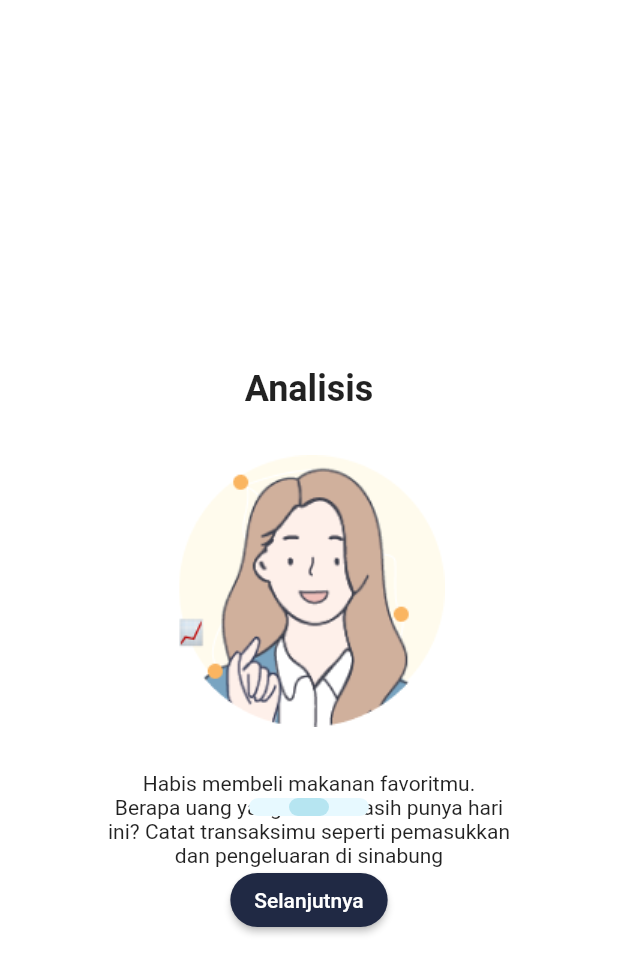
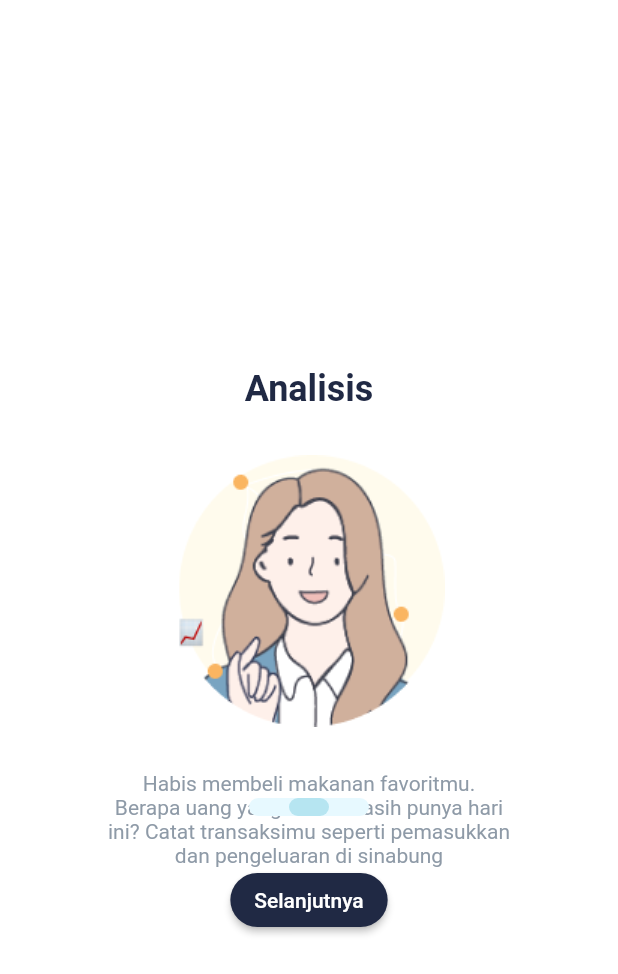
Before and after one commit to Yasminda19/mppl9, a Flutter app: the screen it shows after launch, after a tap on "Selanjutnya", on a phone screen of 412 x 824 dp. Shown: the top 974 px of the screen. Run offline on Flutter 3.47's test engine with Material 2 defaults, Android fonts, the phone set to English and light mode, and no system bars; our stand-ins replace firebase_auth, firebase_core, google_sign_in, shared_preferences; missing offline and left inert: flutter_auth_buttons; accounts and stored records are empty.

Commit message:
preauth screen

```diff
--- a/sinabung_flutter/sinabung/lib/views/partials/onboarding_page.dart
+++ b/sinabung_flutter/sinabung/lib/views/partials/onboarding_page.dart
@@ -17,6 +17,7 @@ class OnBoardingPage extends StatelessWidget {
             style: TextStyle(
               fontSize: 24,
               fontWeight: FontWeight.bold,
+              color: Color(0xFF202944),
             ),
           ),
           SizedBox(height: 30),
@@ -25,7 +26,10 @@ class OnBoardingPage extends StatelessWidget {
           Text(
             body,
             textAlign: TextAlign.center,
-            style: TextStyle(fontSize: 14),
+            style: TextStyle(
+              fontSize: 14,
+              color: Color(0xFF8E9AA7),
+            ),
           ),
         ],
       ),
--- a/sinabung_flutter/sinabung/lib/views/screens/onboarding.dart
+++ b/sinabung_flutter/sinabung/lib/views/screens/onboarding.dart
@@ -1,7 +1,6 @@
 import 'package:flutter/material.dart';
 import 'package:sinabung/utils/styles.dart';
 import 'package:sinabung/views/partials/onboarding_page.dart';
-import 'package:sinabung/views/partials/onboarding_indicator.dart';
 
 class OnBoardingScreen extends StatefulWidget {
   @override
--- a/sinabung_flutter/sinabung/lib/views/screens/splash.dart
+++ b/sinabung_flutter/sinabung/lib/views/screens/splash.dart
@@ -36,9 +36,14 @@ class _SplashScreenPageState extends State<SplashScreenPage> {
       backgroundColor: Colors.white,
       body: Container(
         color: Colors.white,
-        child: Row(
-          mainAxisAlignment: MainAxisAlignment.center,
-          children: [Text("Sinabung")],
+        child: Center(
+          child: Text(
+            "Sinabung",
+            style: TextStyle(
+              fontSize: 72,
+              fontWeight: FontWeight.bold,
+            ),
+          ),
         ),
       ),
     );
--- a/sinabung_flutter/sinabung/pubspec.yaml
+++ b/sinabung_flutter/sinabung/pubspec.yaml
@@ -32,6 +32,7 @@ dependencies:
   firebase_auth: "^0.18.3"
   google_sign_in: "^4.5.1"
   shared_preferences: '>=0.5.12+4 <2.0.0'
+  flutter_auth_buttons: "^0.10.0"
 
 dev_dependencies:
   flutter_test:
```
Also changed, not shown: sinabung_flutter/sinabung/lib/views/partials/onboarding_indicator.dart (deleted, +0 -34 lines), sinabung_flutter/sinabung/lib/views/screens/auth.dart (+42 -1 lines), sinabung_flutter/sinabung/assets/images/preauth.png (added), sinabung_flutter/sinabung/pubspec.lock.
